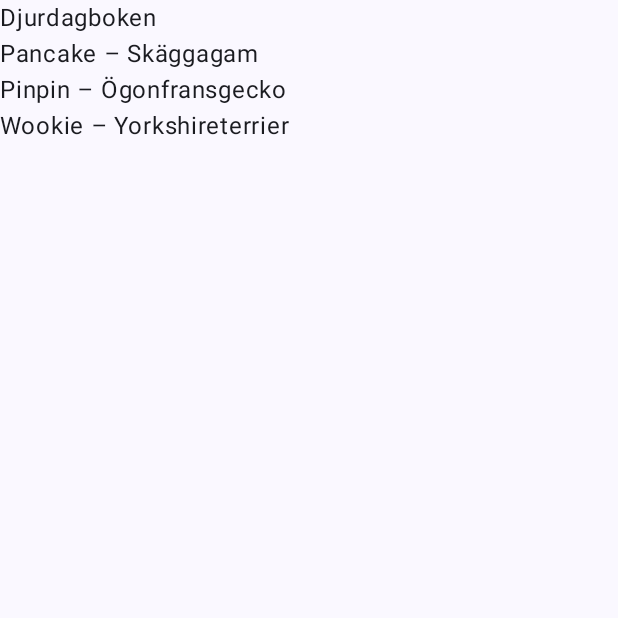
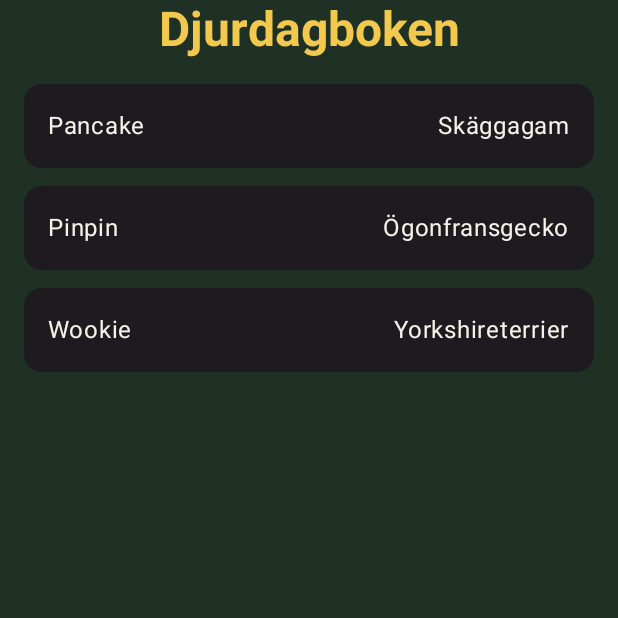
Before and after one commit to tommypstark/djurdagboken-android, an Android app built with Jetpack Compose: the screen it shows after launch (MainActivity), on a phone screen of 412 x 824 dp, the top half of it. Run offline under Robolectric (Android 15) with nearby library versions, the phone set to English and light mode, and no system bars.

Commit message:
Add ViewModel state and jungle-themed animal list

```diff
--- a/app/build.gradle.kts
+++ b/app/build.gradle.kts
@@ -45,6 +45,7 @@ dependencies {
     implementation(libs.androidx.compose.ui.tooling.preview)
     implementation(libs.androidx.core.ktx)
     implementation(libs.androidx.lifecycle.runtime.ktx)
+    implementation(libs.androidx.lifecycle.viewmodel.compose)
     testImplementation(libs.junit)
     androidTestImplementation(platform(libs.androidx.compose.bom))
     androidTestImplementation(libs.androidx.compose.ui.test.junit4)
--- a/app/src/main/java/com/example/djurdagboken/AnimalUiState.kt
+++ b/app/src/main/java/com/example/djurdagboken/AnimalUiState.kt
@@ -1,5 +1,7 @@
 package com.example.djurdagboken
 
 data class AnimalUiState(
-    val animals: List<Animal> = listOf()
+    val animals: List<Animal> = listOf(
+
+    )
 )
--- a/app/src/main/java/com/example/djurdagboken/AnimalViewModel.kt
+++ b/app/src/main/java/com/example/djurdagboken/AnimalViewModel.kt
@@ -5,6 +5,10 @@ import androidx.compose.runtime.*
 
 class AnimalViewModel : ViewModel() {
 
-    var uiState by mutableStateOf(AnimalUiState())
+    var uiState by mutableStateOf(
+        AnimalUiState(
+            animals = sampleAnimals
+        )
+    )
         private set
 }
--- a/app/src/main/java/com/example/djurdagboken/MainActivity.kt
+++ b/app/src/main/java/com/example/djurdagboken/MainActivity.kt
@@ -4,16 +4,28 @@ import android.os.Bundle
 import androidx.activity.ComponentActivity
 import androidx.activity.compose.setContent
 import androidx.activity.enableEdgeToEdge
+import androidx.compose.foundation.layout.Arrangement
 import androidx.compose.foundation.layout.Column
+import androidx.compose.foundation.layout.Row
 import androidx.compose.foundation.layout.fillMaxSize
+import androidx.compose.foundation.layout.fillMaxWidth
 import androidx.compose.foundation.layout.padding
+import androidx.compose.foundation.layout.size
 import androidx.compose.foundation.lazy.LazyColumn
 import androidx.compose.foundation.lazy.items
+import androidx.compose.material3.Card
+import androidx.compose.material3.CardDefaults
+import androidx.compose.material3.ElevatedCard
+import androidx.compose.material3.MaterialTheme
 import androidx.compose.material3.Scaffold
 import androidx.compose.material3.Text
 import androidx.compose.runtime.Composable
 import androidx.compose.ui.Modifier
+import androidx.compose.ui.text.font.FontWeight
+import androidx.compose.ui.text.style.TextAlign
 import androidx.compose.ui.tooling.preview.Preview
+import androidx.compose.ui.unit.dp
+import androidx.lifecycle.viewmodel.compose.viewModel
 import com.example.djurdagboken.ui.theme.DjurdagbokenTheme
 
 class MainActivity : ComponentActivity() {
@@ -22,29 +34,52 @@ class MainActivity : ComponentActivity() {
         enableEdgeToEdge()
         setContent {
             DjurdagbokenTheme {
-                DjurdagbokenScreen()
+                val animalViewModel: AnimalViewModel = viewModel()
+
+                DjurdagbokenScreen(
+                    uiState = animalViewModel.uiState
+                )
             }
         }
     }
 }
 
 @Composable
-fun DjurdagbokenScreen() {
-
-    val animals = listOf(
-        Animal("Pancake", "Skäggagam"),
-        Animal("Pinpin", "Ögonfransgecko"),
-        Animal("Wookie", "Yorkshireterrier")
-    )
+fun DjurdagbokenScreen(uiState: AnimalUiState) {
 
     Scaffold(modifier = Modifier.fillMaxSize()) { innerPadding ->
         Column(modifier = Modifier.padding(innerPadding)) {
 
-            Text("Djurdagboken")
+            Text(
+                text = "Djurdagboken",
+                modifier = Modifier
+                    .fillMaxWidth()
+                    .padding(bottom = 16.dp),
+                textAlign = TextAlign.Center,
+                style = MaterialTheme.typography.headlineLarge,
+                fontWeight = FontWeight.Bold,
+                color = MaterialTheme.colorScheme.secondary
+            )
 
-            LazyColumn {
-                items(animals) { animal ->
-                    Text("${animal.name} – ${animal.species}")
+            LazyColumn(
+                verticalArrangement = Arrangement.spacedBy(12.dp)
+            ) {
+                items(uiState.animals) { animal ->
+                    ElevatedCard(
+                        modifier = Modifier
+                            .fillMaxWidth()
+                            .padding(horizontal = 16.dp)
+                    ) {
+                        Row(
+                            modifier = Modifier
+                                .fillMaxWidth()
+                                .padding(16.dp),
+                            horizontalArrangement = Arrangement.SpaceBetween
+                        ) {
+                            Text(animal.name)
+                            Text(animal.species)
+                        }
+                    }
                 }
             }
         }
@@ -55,6 +90,10 @@ fun DjurdagbokenScreen() {
 @Composable
 fun DjurdagbokenPreview() {
     DjurdagbokenTheme {
-        DjurdagbokenScreen()
+        DjurdagbokenScreen(
+            uiState = AnimalUiState(
+                animals = sampleAnimals
+            )
+        )
     }
 }
--- /dev/null
+++ b/app/src/main/java/com/example/djurdagboken/SampleData.kt
@@ -0,0 +1,7 @@
+package com.example.djurdagboken
+
+val sampleAnimals = listOf(
+    Animal("Pancake", "Skäggagam"),
+    Animal("Pinpin", "Ögonfransgecko"),
+    Animal("Wookie", "Yorkshireterrier")
+)
--- a/app/src/main/java/com/example/djurdagboken/ui/theme/Color.kt
+++ b/app/src/main/java/com/example/djurdagboken/ui/theme/Color.kt
@@ -9,3 +9,13 @@ val Pink80 = Color(0xFFEFB8C8)
 val Purple40 = Color(0xFF6650a4)
 val PurpleGrey40 = Color(0xFF625b71)
 val Pink40 = Color(0xFF7D5260)
+
+val JungleBackground = Color(0xFF1F3024)
+val JungleSurface = Color(0xFF2B4633)
+val JungleSurfaceVariant = Color(0xFF36573F)
+
+val JungleGreen = Color(0xFF7CB342)
+val JungleYellow = Color(0xFFF2C94C)
+
+val JungleText = Color(0xFFF5F2E8)
+val JungleDarkText = Color(0xFF172018)
--- a/app/src/main/java/com/example/djurdagboken/ui/theme/Theme.kt
+++ b/app/src/main/java/com/example/djurdagboken/ui/theme/Theme.kt
@@ -33,25 +33,28 @@ private val LightColorScheme = lightColorScheme(
     */
 )
 
+private val JungleColorScheme = darkColorScheme(
+    primary = JungleGreen,
+    onPrimary = JungleDarkText,
+
+    secondary = JungleYellow,
+    onSecondary = JungleDarkText,
+
+    background = JungleBackground,
+    onBackground = JungleText,
+
+    surface = JungleSurface,
+    onSurface = JungleText,
+
+    surfaceVariant = JungleSurfaceVariant
+)
+
 @Composable
 fun DjurdagbokenTheme(
-    darkTheme: Boolean = isSystemInDarkTheme(),
-    // Dynamic color is available on Android 12+
-    dynamicColor: Boolean = true,
     content: @Composable () -> Unit
 ) {
-    val colorScheme = when {
-        dynamicColor && Build.VERSION.SDK_INT >= Build.VERSION_CODES.S -> {
-            val context = LocalContext.current
-            if (darkTheme) dynamicDarkColorScheme(context) else dynamicLightColorScheme(context)
-        }
-
-        darkTheme -> DarkColorScheme
-        else -> LightColorScheme
-    }
-
     MaterialTheme(
-        colorScheme = colorScheme,
+        colorScheme = JungleColorScheme,
         typography = Typography,
         content = content
     )
--- a/gradle/libs.versions.toml
+++ b/gradle/libs.versions.toml
@@ -24,6 +24,7 @@ androidx-compose-ui-tooling-preview = { group = "androidx.compose.ui", name = "u
 androidx-compose-ui-test-manifest = { group = "androidx.compose.ui", name = "ui-test-manifest" }
 androidx-compose-ui-test-junit4 = { group = "androidx.compose.ui", name = "ui-test-junit4" }
 androidx-compose-material3 = { group = "androidx.compose.material3", name = "material3" }
+androidx-lifecycle-viewmodel-compose = { group = "androidx.lifecycle", name = "lifecycle-viewmodel-compose", version.ref = "lifecycleRuntimeKtx" }
 
 [plugins]
 android-application = { id = "com.android.application", version.ref = "agp" }
```
